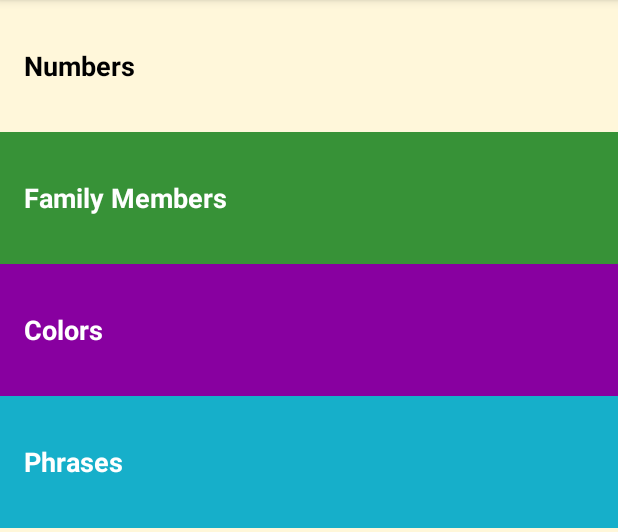
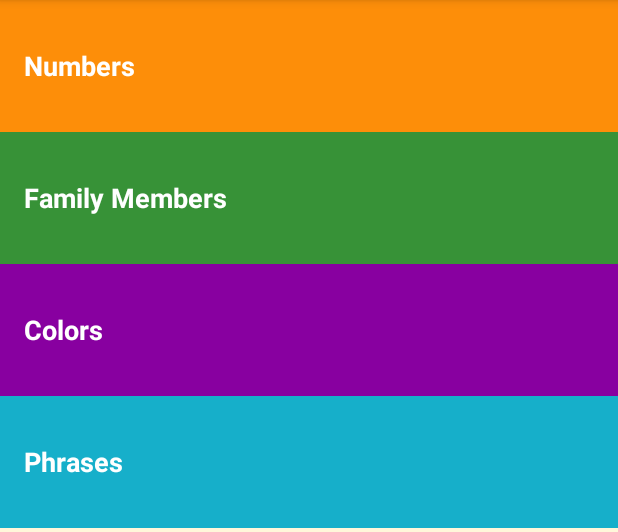
Before and after one commit to davo-faulkner/Miwok, an Android app: the screen it shows after launch (MainActivity), on a phone screen of 412 x 824 dp, the part 84-616 px from its top. Run offline under Robolectric (Android 15) with nearby library versions, the light colour scheme and no system bars.

Commit message:
Add FrameLayouts around activity_main.xml TextViews to color and animate categories

```diff
--- a/app/src/main/res/layout/activity_main.xml
+++ b/app/src/main/res/layout/activity_main.xml
@@ -1,20 +1,5 @@
 <?xml version="1.0" encoding="utf-8"?>
-<!-- Copyright (C) 2016 The Android Open Source Project
-
-     Licensed under the Apache License, Version 2.0 (the "License");
-     you may not use this file except in compliance with the License.
-     You may obtain a copy of the License at
-
-          http://www.apache.org/licenses/LICENSE-2.0
-
-     Unless required by applicable law or agreed to in writing, software
-     distributed under the License is distributed on an "AS IS" BASIS,
-     WITHOUT WARRANTIES OR CONDITIONS OF ANY KIND, either express or implied.
-     See the License for the specific language governing permissions and
-     limitations under the License.
--->
-<LinearLayout
-    xmlns:android="http://schemas.android.com/apk/res/android"
+<LinearLayout xmlns:android="http://schemas.android.com/apk/res/android"
               xmlns:tools="http://schemas.android.com/tools"
               android:layout_width="match_parent"
               android:layout_height="match_parent"
@@ -22,29 +7,51 @@
               android:orientation="vertical"
               tools:context="com.example.android.miwok.MainActivity">
 
+    <!-- Numbers category -->
+    <FrameLayout
+        android:layout_width="match_parent"
+        android:layout_height="wrap_content"
+        android:background="@color/category_numbers">
         <TextView
             android:id="@+id/numbers"
             style="@style/CategoryStyle"
-        android:textColor="@android:color/black"
             android:background="?android:attr/selectableItemBackground"
             android:text="@string/category_numbers" />
+    </FrameLayout>
 
+    <!-- Family category -->
+    <FrameLayout
+        android:layout_width="match_parent"
+        android:layout_height="wrap_content"
+        android:background="@color/category_family">
         <TextView
             android:id="@+id/family"
             style="@style/CategoryStyle"
-        android:background="@color/category_family"
+            android:background="?android:attr/selectableItemBackground"
             android:text="@string/category_family" />
+    </FrameLayout>
 
+    <!-- Colors category -->
+    <FrameLayout
+        android:layout_width="match_parent"
+        android:layout_height="wrap_content"
+        android:background="@color/category_colors">
         <TextView
             android:id="@+id/colors"
             style="@style/CategoryStyle"
-        android:background="@color/category_colors"
+            android:background="?android:attr/selectableItemBackground"
             android:text="@string/category_colors" />
+    </FrameLayout>
 
+    <!-- Phrases category -->
+    <FrameLayout
+        android:layout_width="match_parent"
+        android:layout_height="wrap_content"
+        android:background="@color/category_phrases">
         <TextView
             android:id="@+id/phrases"
             style="@style/CategoryStyle"
-        android:background="@color/category_phrases"
+            android:background="?android:attr/selectableItemBackground"
             android:text="@string/category_phrases" />
-
+    </FrameLayout>
 </LinearLayout>
```
Lines whose indentation alone changed are shown as unchanged.
